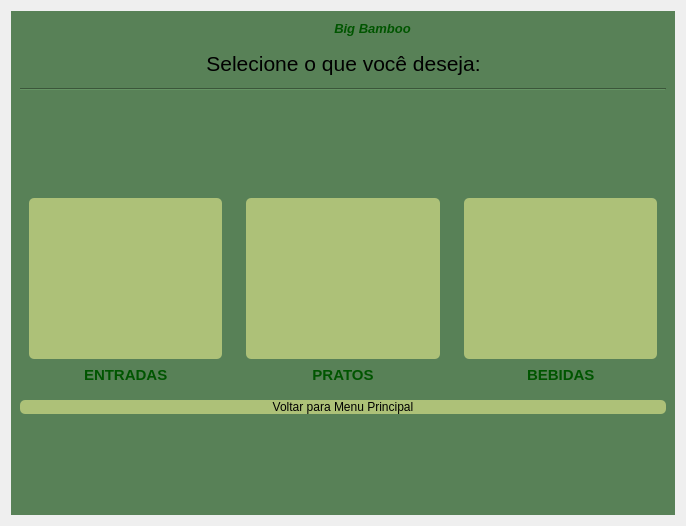
This is app_pedidos_restaurante/view/janela_cardapio.ui in lauraprass/aplicativo_de_pedidos_para_restaurante as Qt 5 draws it before an edit. The edited form follows.
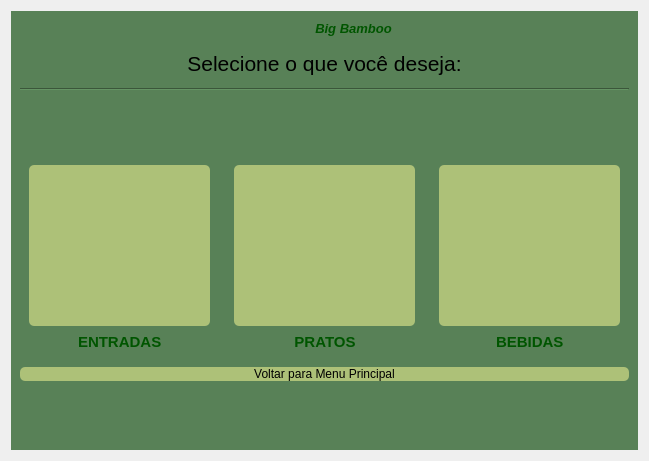
This is the edited form. Icons and pictures are not drawn.

Patch:
```diff
--- a/app_pedidos_restaurante/view/janela_cardapio.ui
+++ b/app_pedidos_restaurante/view/janela_cardapio.ui
@@ -7,7 +7,7 @@
     <x>0</x>
     <y>0</y>
     <width>686</width>
-    <height>526</height>
+    <height>0</height>
    </rect>
   </property>
   <property name="windowTitle">
```
